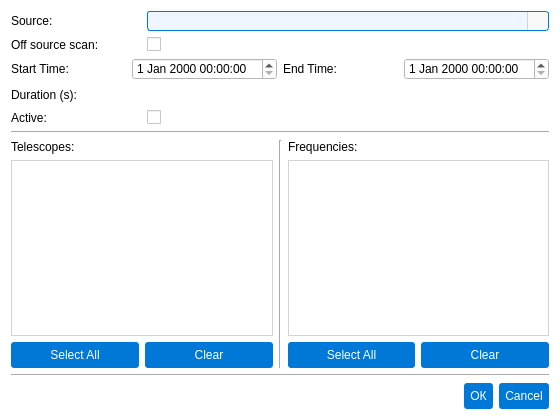
Before: the Qt Designer form pastrocore/gui_pyside/dialog_editor_scan.ui in Torward1024/pAstroCORE, drawn with Qt 5.
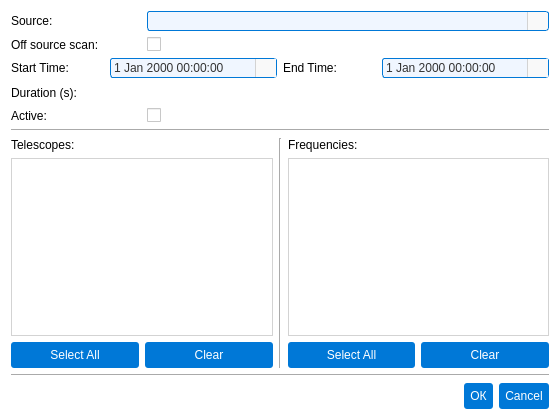
After: the same form once the commit is applied. Icons and pictures are not drawn.

The edit to the form file:
```diff
--- a/pastrocore/gui_pyside/dialog_editor_scan.ui
+++ b/pastrocore/gui_pyside/dialog_editor_scan.ui
@@ -554,20 +554,20 @@
      <item>
       <widget class="QDateTimeEdit" name="startTimeEdit">
        <property name="styleSheet">
-        <string notr="true">/* Base style for QDoubleSpinBox */
-QDateTime {
+        <string notr="true">/* Base style for QDateTimeEdit */
+QDateTimeEdit {
     font-family: Arial;
     font-size: 9pt;
     color: #333333;
     padding: 1px;
-    padding-right: 20px;
+    padding-right: 20px; /* Space for up/down buttons */
     border-radius: 3px;
     background-color: #f9f9f9; /* Matches readOnly QLineEdit background */
     border: 1px solid #d3d3d3; /* Matches readOnly QLineEdit border */
 }
 
 /* Editable state */
-QDateTime:editable {
+QDateTimeEdit:editable {
     background-color: #f0f6ff; /* Matches editable QComboBox background */
     border: 1px solid #0078d7; /* Matches editable QComboBox border */
 }
@@ -584,7 +584,7 @@
 }
 
 /* Non-editable state */
-QDateTime:!editable {
+QDateTimeEdit:!editable {
     background-color: #f0f6ff; /* Matches non-editable QComboBox background */
     border: 1px solid #0078d7; /* Matches non-editable QComboBox border */
 }
@@ -601,25 +601,27 @@
 }
 
 /* Styling for up/down buttons */
-QDateTime::up-button, QDateTime::down-button {
+QDateTimeEdit::up-button, QDateTimeEdit::down-button {
     subcontrol-origin: padding;
     width: 20px;
     border-left: 1px solid #d3d3d3; /* Visual separation like QComboBox drop-down */
     background-color: #f9f9f9; /* Matches QComboBox drop-down background */
 }
+
 /* Hover state for up/down buttons */
 QDateTime::up-button:hover, QDateTime::down-button:hover {
     background-color: #0078d7; /* Matches QComboBox drop-down:hover */
 }
 
 /* Up arrow styling */
-QDateTime::up-arrow {
+QDateTimeEdit::up-arrow {
     width: 12px;
     height: 12px;
     image: url(:/icons/up_arrow_icon.svg); /* Ensure this icon exists */
 }
+
 /* Down arrow styling */
-QDateTime::down-arrow {
+QDateTimeEdit::down-arrow {
     width: 12px;
     height: 12px;
     image: url(:/icons/down_arrow_icon.svg); /* Matches QComboBox down-arrow */
@@ -647,20 +649,20 @@
      <item>
       <widget class="QDateTimeEdit" name="endTimeEdit">
        <property name="styleSheet">
-        <string notr="true">/* Base style for QDoubleSpinBox */
-QDateTime {
+        <string notr="true">/* Base style for QDateTimeEdit */
+QDateTimeEdit {
     font-family: Arial;
     font-size: 9pt;
     color: #333333;
     padding: 1px;
-    padding-right: 20px;
+    padding-right: 20px; /* Space for up/down buttons */
     border-radius: 3px;
     background-color: #f9f9f9; /* Matches readOnly QLineEdit background */
     border: 1px solid #d3d3d3; /* Matches readOnly QLineEdit border */
 }
 
 /* Editable state */
-QDateTime:editable {
+QDateTimeEdit:editable {
     background-color: #f0f6ff; /* Matches editable QComboBox background */
     border: 1px solid #0078d7; /* Matches editable QComboBox border */
 }
@@ -677,7 +679,7 @@
 }
 
 /* Non-editable state */
-QDateTime:!editable {
+QDateTimeEdit:!editable {
     background-color: #f0f6ff; /* Matches non-editable QComboBox background */
     border: 1px solid #0078d7; /* Matches non-editable QComboBox border */
 }
@@ -694,25 +696,27 @@
 }
 
 /* Styling for up/down buttons */
-QDateTime::up-button, QDateTime::down-button {
+QDateTimeEdit::up-button, QDateTimeEdit::down-button {
     subcontrol-origin: padding;
     width: 20px;
     border-left: 1px solid #d3d3d3; /* Visual separation like QComboBox drop-down */
     background-color: #f9f9f9; /* Matches QComboBox drop-down background */
 }
+
 /* Hover state for up/down buttons */
 QDateTime::up-button:hover, QDateTime::down-button:hover {
     background-color: #0078d7; /* Matches QComboBox drop-down:hover */
 }
 
 /* Up arrow styling */
-QDateTime::up-arrow {
+QDateTimeEdit::up-arrow {
     width: 12px;
     height: 12px;
     image: url(:/icons/up_arrow_icon.svg); /* Ensure this icon exists */
 }
+
 /* Down arrow styling */
-QDateTime::down-arrow {
+QDateTimeEdit::down-arrow {
     width: 12px;
     height: 12px;
     image: url(:/icons/down_arrow_icon.svg); /* Matches QComboBox down-arrow */
```
Left out of the diff: 20 changed lines with no effect on the pictures.
